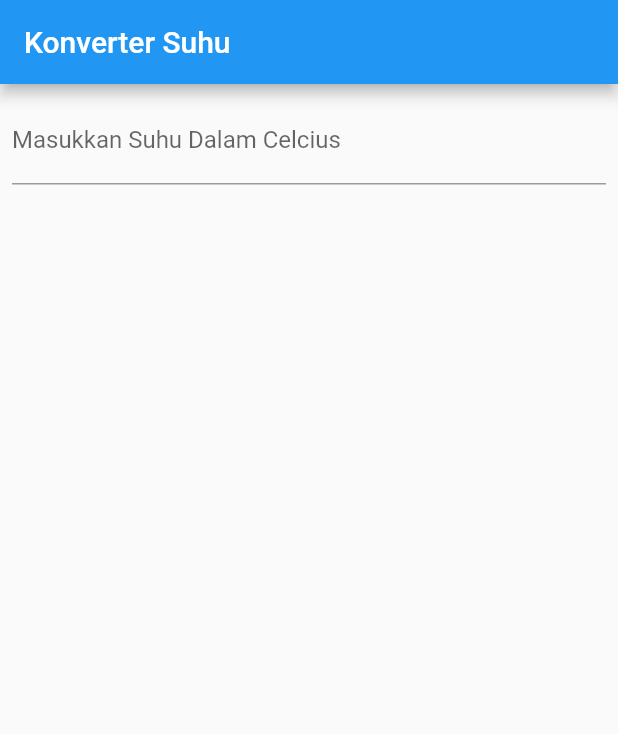
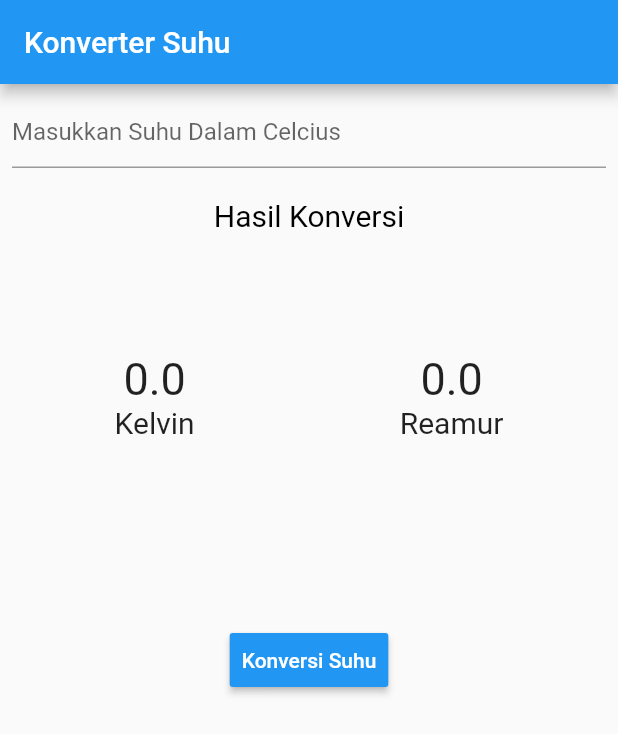
Before and after one commit to riskanursafitri/polinema_mobile_flutter_praktikum3, a Flutter app: the screen it shows after launch, on a phone screen of 412 x 824 dp. Shown: the top 734 px of the screen. Run offline on Flutter 3.47's test engine with Material 2 defaults, Android fonts, the phone set to English and light mode, and no system bars.

Commit message:
praktikum3

```diff
--- a/lib/main.dart
+++ b/lib/main.dart
@@ -5,8 +5,28 @@
   runApp(MyApp());
 }
 
-class MyApp extends StatelessWidget {
-  // This widget is the root of your application.
+class MyApp extends StatefulWidget {
+  const MyApp({Key? key}) : super(key: key);
+
+  @override
+  State<MyApp> createState() => _MyAppState();
+}
+
+class _MyAppState extends State<MyApp> {
+  TextEditingController etInput = new TextEditingController();
+
+  double _inputUser = 0;
+  double _kelvin = 0;
+  double _reamur = 0;
+
+  konversi() {
+    setState(() {
+      _inputUser = double.parse(etInput.text);
+      _reamur = 4 / 5 * _inputUser;
+      _kelvin = _inputUser + 273;
+    });
+  }
+
   @override
   Widget build(BuildContext context) {
     return MaterialApp(
@@ -24,10 +44,68 @@
           child: Column(
             children: [
               TextFormField(
-                  decoration: new InputDecoration(
-                      labelText: "Masukkan Suhu Dalam Celcius"),
-                  keyboardType: TextInputType.number,
-                  inputFormatters: [FilteringTextInputFormatter.digitsOnly]),
+                keyboardType: TextInputType.number,
+                inputFormatters: [FilteringTextInputFormatter.digitsOnly],
+                controller: etInput,
+                decoration: const InputDecoration(
+                    hintText: 'Masukkan Suhu Dalam Celcius'),
+              ),
+              Container(
+                alignment: Alignment.center,
+                child: Text("Hasil Konversi",
+                    style: TextStyle(fontSize: 20, color: Colors.black)),
+                margin: EdgeInsets.only(top: 20, bottom: 80),
+              ),
+              Row(
+                mainAxisAlignment: MainAxisAlignment.spaceAround,
+                children: [
+                  Column(
+                    children: [
+                      Text(
+                        '$_kelvin',
+                        style: TextStyle(fontSize: 30),
+                      ),
+                      Text(
+                        "Kelvin",
+                        style: TextStyle(fontSize: 20),
+                      ),
+                    ],
+                  ),
+                  Column(
+                    children: [
+                      Text(
+                        '$_reamur',
+                        style: TextStyle(fontSize: 30),
+                      ),
+                      Text(
+                        "Reamur",
+                        style: TextStyle(fontSize: 20),
+                      ),
+                    ],
+                  ),
+                ],
+              ),
+              Container(
+                alignment: Alignment.center,
+                child: Text("",
+                    style: TextStyle(fontSize: 20, color: Colors.black)),
+                margin: EdgeInsets.only(top: 20, bottom: 80),
+              ),
+              Row(
+                mainAxisAlignment: MainAxisAlignment.spaceEvenly,
+                children: <Widget>[
+                  Container(
+                    alignment: Alignment.centerRight,
+                    child: RaisedButton(
+                      onPressed: konversi,
+                      padding: const EdgeInsets.all(8.0),
+                      textColor: Colors.white,
+                      color: Colors.blue,
+                      child: Text('Konversi Suhu'),
+                    ),
+                  ),
+                ],
+              ),
             ],
           ),
         ),
@@ -35,3 +113,79 @@
     );
   }
 }
+
+class MyHomePage extends StatefulWidget {
+  const MyHomePage({Key? key, required this.title}) : super(key: key);
+
+  final String title;
+
+  @override
+  State<MyHomePage> createState() => _MyHomePageState();
+}
+
+class _MyHomePageState extends State<MyHomePage> {
+  int _counter = 0;
+
+  void _incrementCounter() {
+    setState(() {
+      // This call to setState tells the Flutter framework that something has
+      // changed in this State, which causes it to rerun the build method below
+      // so that the display can reflect the updated values. If we changed
+      // _counter without calling setState(), then the build method would not be
+      // called again, and so nothing would appear to happen.
+      _counter++;
+    });
+  }
+
+  @override
+  Widget build(BuildContext context) {
+    // This method is rerun every time setState is called, for instance as done
+    // by the _incrementCounter method above.
+    //
+    // The Flutter framework has been optimized to make rerunning build methods
+    // fast, so that you can just rebuild anything that needs updating rather
+    // than having to individually change instances of widgets.
+    return Scaffold(
+      appBar: AppBar(
+        // Here we take the value from the MyHomePage object that was created by
+        // the App.build method, and use it to set our appbar title.
+        title: Text(widget.title),
+      ),
+      body: Center(
+        // Center is a layout widget. It takes a single child and positions it
+        // in the middle of the parent.
+        child: Column(
+          // Column is also a layout widget. It takes a list of children and
+          // arranges them vertically. By default, it sizes itself to fit its
+          // children horizontally, and tries to be as tall as its parent.
+          //
+          // Invoke "debug painting" (press "p" in the console, choose the
+          // "Toggle Debug Paint" action from the Flutter Inspector in Android
+          // Studio, or the "Toggle Debug Paint" command in Visual Studio Code)
+          // to see the wireframe for each widget.
+          //
+          // Column has various properties to control how it sizes itself and
+          // how it positions its children. Here we use mainAxisAlignment to
+          // center the children vertically; the main axis here is the vertical
+          // axis because Columns are vertical (the cross axis would be
+          // horizontal).
+          mainAxisAlignment: MainAxisAlignment.center,
+          children: <Widget>[
+            const Text(
+              'You have pushed the button this many times:',
+            ),
+            Text(
+              '$_counter',
+              style: Theme.of(context).textTheme.headline4,
+            ),
+          ],
+        ),
+      ),
+      floatingActionButton: FloatingActionButton(
+        onPressed: _incrementCounter,
+        tooltip: 'Increment',
+        child: const Icon(Icons.add),
+      ), // This trailing comma makes auto-formatting nicer for build methods.
+    );
+  }
+}
```
